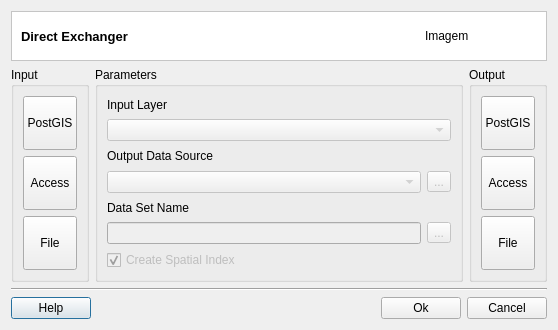
Above: src/terralib/qt/widgets/exchanger/ui/DirectExchangerDialogForm.ui from claudiobogossian/terralib5 before the change. Below: the same form after it.
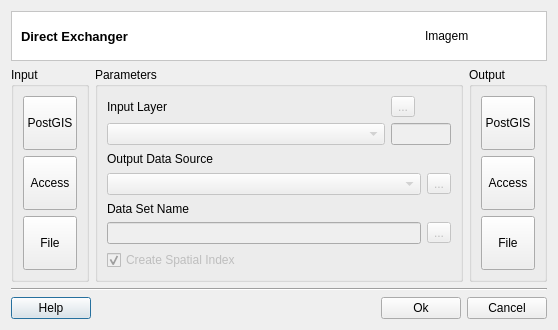
That is the form after the change.

Commit message: direct exchanger srid option

Patch:
```diff
--- a/src/terralib/qt/widgets/exchanger/ui/DirectExchangerDialogForm.ui
+++ b/src/terralib/qt/widgets/exchanger/ui/DirectExchangerDialogForm.ui
@@ -228,56 +228,73 @@
          <property name="flat">
           <bool>false</bool>
          </property>
-         <layout class="QGridLayout" name="gridLayout_6">
+         <layout class="QGridLayout" name="gridLayout_18">
           <item row="0" column="0">
-           <layout class="QGridLayout" name="gridLayout_5">
-            <item row="2" column="0">
-             <layout class="QGridLayout" name="gridLayout_2">
-              <item row="1" column="0">
-               <layout class="QGridLayout" name="gridLayout">
-                <item row="0" column="0">
-                 <widget class="QLineEdit" name="m_dataSetLineEdit">
-                  <property name="enabled">
-                   <bool>false</bool>
-                  </property>
-                 </widget>
-                </item>
-                <item row="0" column="1">
-                 <widget class="QToolButton" name="m_dirToolButton">
-                  <property name="enabled">
-                   <bool>false</bool>
-                  </property>
-                  <property name="text">
-                   <string>...</string>
-                  </property>
-                 </widget>
-                </item>
-               </layout>
-              </item>
-              <item row="0" column="0">
-               <widget class="QLabel" name="label_3">
-                <property name="text">
-                 <string>Data Set Name</string>
-                </property>
-               </widget>
-              </item>
-             </layout>
-            </item>
+           <layout class="QGridLayout" name="gridLayout_17">
             <item row="0" column="0">
-             <layout class="QGridLayout" name="gridLayout_3">
+             <layout class="QGridLayout" name="gridLayout_6">
               <item row="0" column="0">
-               <widget class="QLabel" name="label">
-                <property name="text">
-                 <string>Input Layer</string>
-                </property>
-               </widget>
+               <layout class="QGridLayout" name="gridLayout_3">
+                <item row="0" column="0">
+                 <widget class="QLabel" name="label">
+                  <property name="text">
+                   <string>Input Layer</string>
+                  </property>
+                 </widget>
+                </item>
+                <item row="1" column="0">
+                 <widget class="QComboBox" name="m_inputLayerComboBox">
+                  <property name="enabled">
+                   <bool>false</bool>
+                  </property>
+                  <property name="sizePolicy">
+                   <sizepolicy hsizetype="MinimumExpanding" vsizetype="Fixed">
+                    <horstretch>0</horstretch>
+                    <verstretch>0</verstretch>
+                   </sizepolicy>
+                  </property>
+                 </widget>
+                </item>
+               </layout>
               </item>
-              <item row="1" column="0">
-               <widget class="QComboBox" name="m_inputLayerComboBox">
-                <property name="enabled">
-                 <bool>false</bool>
-                </property>
-               </widget>
+              <item row="0" column="1">
+               <layout class="QGridLayout" name="gridLayout_5">
+                <item row="0" column="0">
+                 <widget class="QToolButton" name="m_sridToolButton">
+                  <property name="enabled">
+                   <bool>false</bool>
+                  </property>
+                  <property name="text">
+                   <string>...</string>
+                  </property>
+                 </widget>
+                </item>
+                <item row="1" column="0">
+                 <widget class="QLineEdit" name="m_sridLineEdit">
+                  <property name="enabled">
+                   <bool>false</bool>
+                  </property>
+                  <property name="sizePolicy">
+                   <sizepolicy hsizetype="Fixed" vsizetype="Fixed">
+                    <horstretch>0</horstretch>
+                    <verstretch>0</verstretch>
+                   </sizepolicy>
+                  </property>
+                  <property name="minimumSize">
+                   <size>
+                    <width>60</width>
+                    <height>0</height>
+                   </size>
+                  </property>
+                  <property name="maximumSize">
+                   <size>
+                    <width>60</width>
+                    <height>16777215</height>
+                   </size>
+                  </property>
+                 </widget>
+                </item>
+               </layout>
               </item>
              </layout>
             </item>
@@ -309,6 +326,38 @@
               </item>
              </layout>
             </item>
+            <item row="2" column="0">
+             <layout class="QGridLayout" name="gridLayout_2">
+              <item row="1" column="0">
+               <layout class="QGridLayout" name="gridLayout">
+                <item row="0" column="0">
+                 <widget class="QLineEdit" name="m_dataSetLineEdit">
+                  <property name="enabled">
+                   <bool>false</bool>
+                  </property>
+                 </widget>
+                </item>
+                <item row="0" column="1">
+                 <widget class="QToolButton" name="m_dirToolButton">
+                  <property name="enabled">
+                   <bool>false</bool>
+                  </property>
+                  <property name="text">
+                   <string>...</string>
+                  </property>
+                 </widget>
+                </item>
+               </layout>
+              </item>
+              <item row="0" column="0">
+               <widget class="QLabel" name="label_3">
+                <property name="text">
+                 <string>Data Set Name</string>
+                </property>
+               </widget>
+              </item>
+             </layout>
+            </item>
             <item row="3" column="0">
              <widget class="QCheckBox" name="m_spatialIndexCheckBox">
               <property name="enabled">
```
The commit also changes 2 other files.
